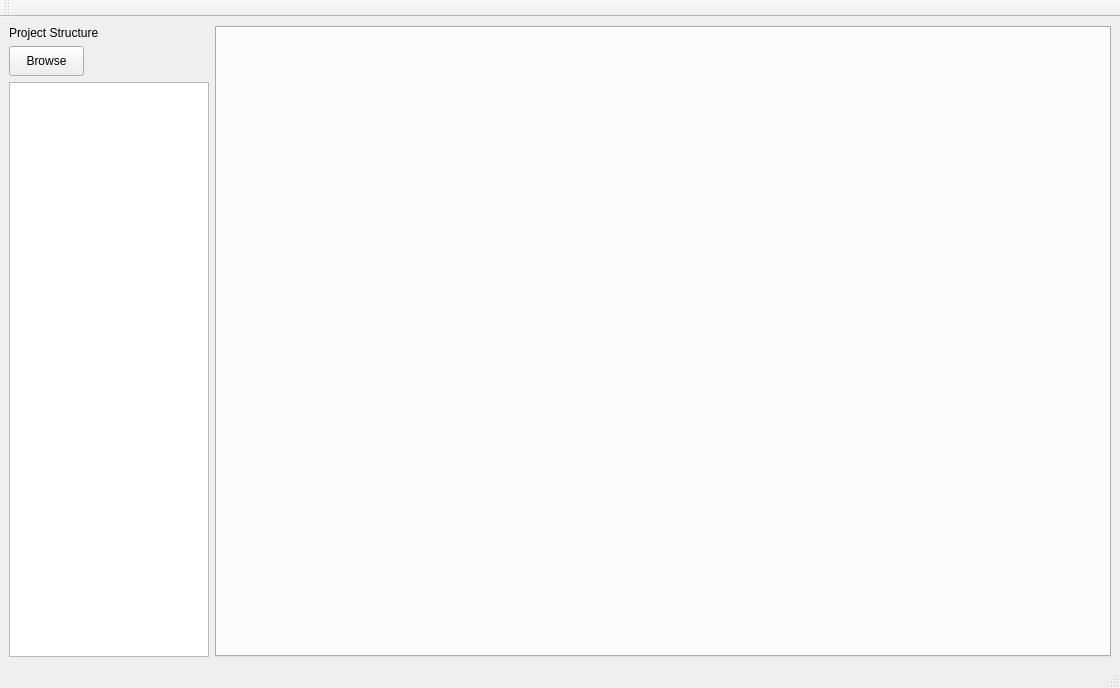
Above: QSAR-UI/mainwindow.ui from sheMnapion/AI-QSAR before the change. Below: the same form after it.
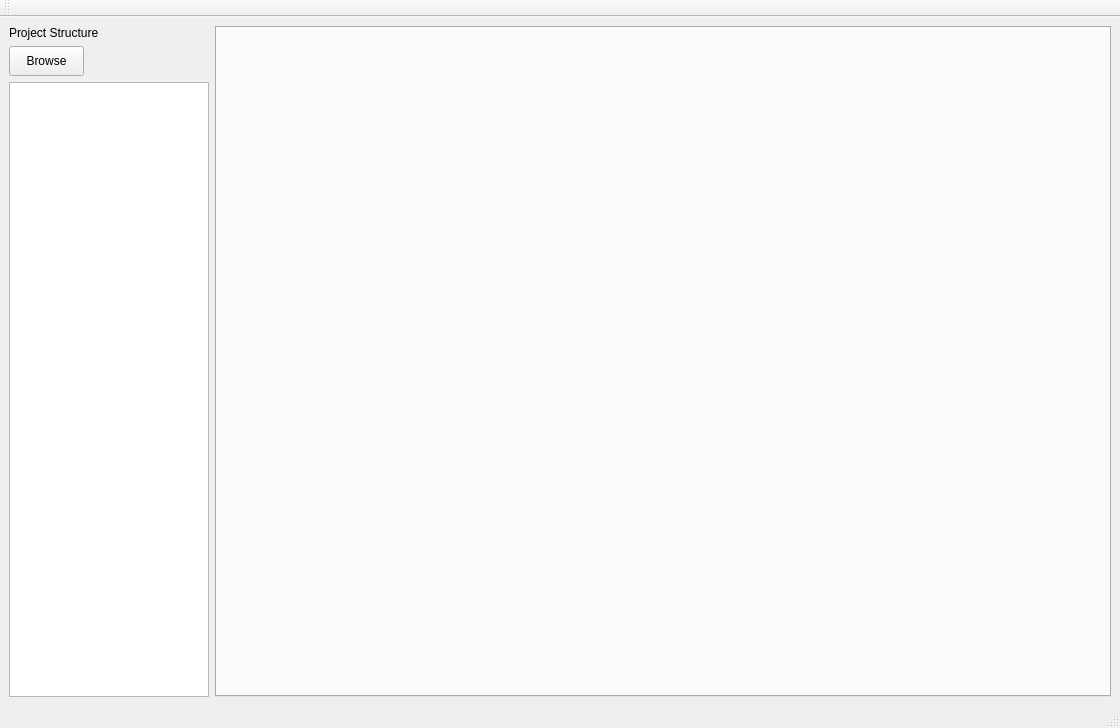
That is the form after the change.

Patch:
```diff
--- a/QSAR-UI/mainwindow.ui
+++ b/QSAR-UI/mainwindow.ui
@@ -7,7 +7,7 @@
     <x>0</x>
     <y>0</y>
     <width>1120</width>
-    <height>688</height>
+    <height>728</height>
    </rect>
   </property>
   <property name="windowTitle">
```
Left out of the diff: 14 changed lines with no effect on the pictures.
